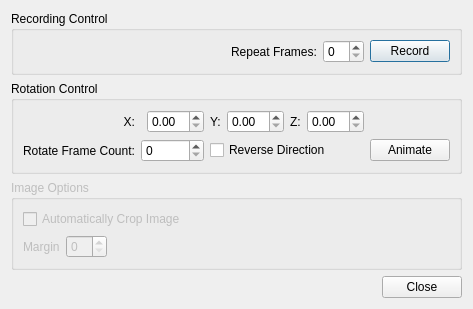
Before: the Qt Designer form src/GuiQt/MovieDialog.ui in Washington-University/workbench, drawn with Qt 5.
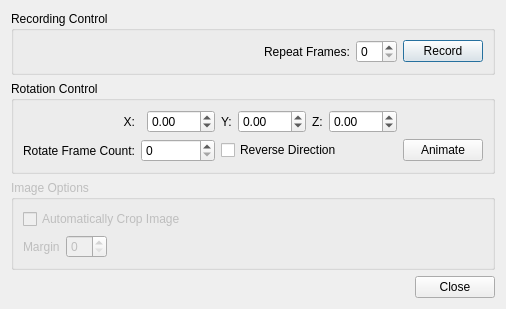
After: the same form once the commit is applied.

Commit message: Fixed several movie dialog bugs.

Diff of the .ui file:
```diff
--- a/src/GuiQt/MovieDialog.ui
+++ b/src/GuiQt/MovieDialog.ui
@@ -112,10 +112,24 @@
        </widget>
       </item>
       <item row="0" column="7">
-       <widget class="QDoubleSpinBox" name="rotateZSpinBox"/>
+       <widget class="QDoubleSpinBox" name="rotateZSpinBox">
+        <property name="minimum">
+         <double>-180.000000000000000</double>
+        </property>
+        <property name="maximum">
+         <double>180.000000000000000</double>
+        </property>
+       </widget>
       </item>
       <item row="0" column="5">
-       <widget class="QDoubleSpinBox" name="rotateYSpinBox"/>
+       <widget class="QDoubleSpinBox" name="rotateYSpinBox">
+        <property name="minimum">
+         <double>-180.000000000000000</double>
+        </property>
+        <property name="maximum">
+         <double>180.000000000000000</double>
+        </property>
+       </widget>
       </item>
       <item row="1" column="2" colspan="2">
        <widget class="QSpinBox" name="rotateFrameCountSpinBox"/>
@@ -135,7 +149,14 @@
        </widget>
       </item>
       <item row="0" column="3">
-       <widget class="QDoubleSpinBox" name="rotateXSpinBox"/>
+       <widget class="QDoubleSpinBox" name="rotateXSpinBox">
+        <property name="minimum">
+         <double>-180.000000000000000</double>
+        </property>
+        <property name="maximum">
+         <double>180.000000000000000</double>
+        </property>
+       </widget>
       </item>
       <item row="0" column="6">
        <widget class="QLabel" name="rotateZLabel">
```
The commit also changes 3 other files.
